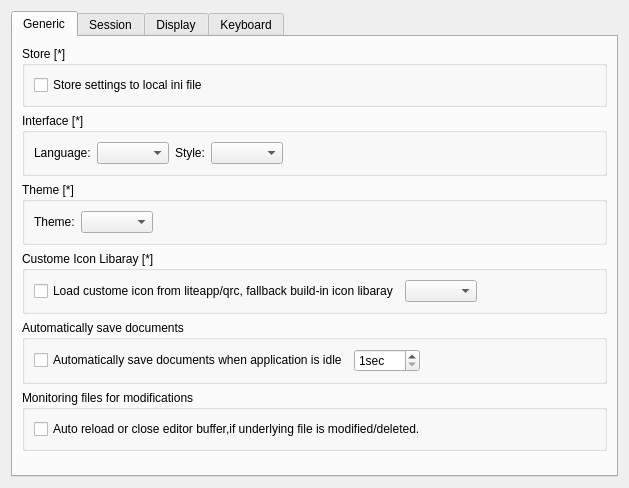
Qt form liteidex/src/liteapp/liteappoption.ui (visualfc/liteide) before a commit.
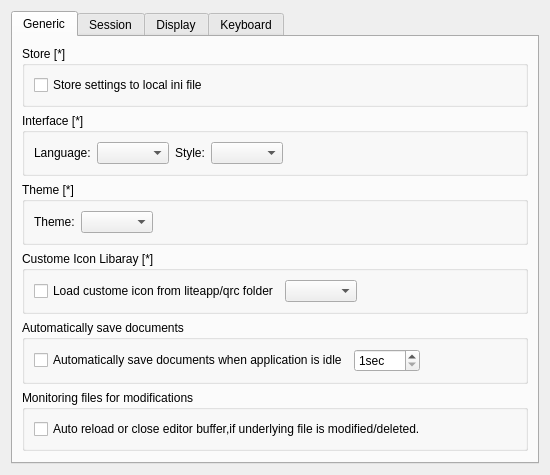
The same form after that commit.

Commit message: custome icon fallback build-in and liteapp/qrc/default

Patch:
```diff
--- a/liteidex/src/liteapp/liteappoption.ui
+++ b/liteidex/src/liteapp/liteappoption.ui
@@ -6,8 +6,8 @@
    <rect>
     <x>0</x>
     <y>0</y>
-    <width>629</width>
-    <height>488</height>
+    <width>529</width>
+    <height>402</height>
    </rect>
   </property>
   <property name="windowTitle">
@@ -134,7 +134,7 @@
           <item>
            <widget class="QCheckBox" name="customIconCheckBox">
             <property name="text">
-             <string>Load custome icon from liteapp/qrc, fallback build-in icon libaray</string>
+             <string>Load custome icon from liteapp/qrc folder</string>
             </property>
            </widget>
           </item>
```
Left out of the diff: 3 changed lines with no effect on the pictures. The commit also changes 1 other file.
